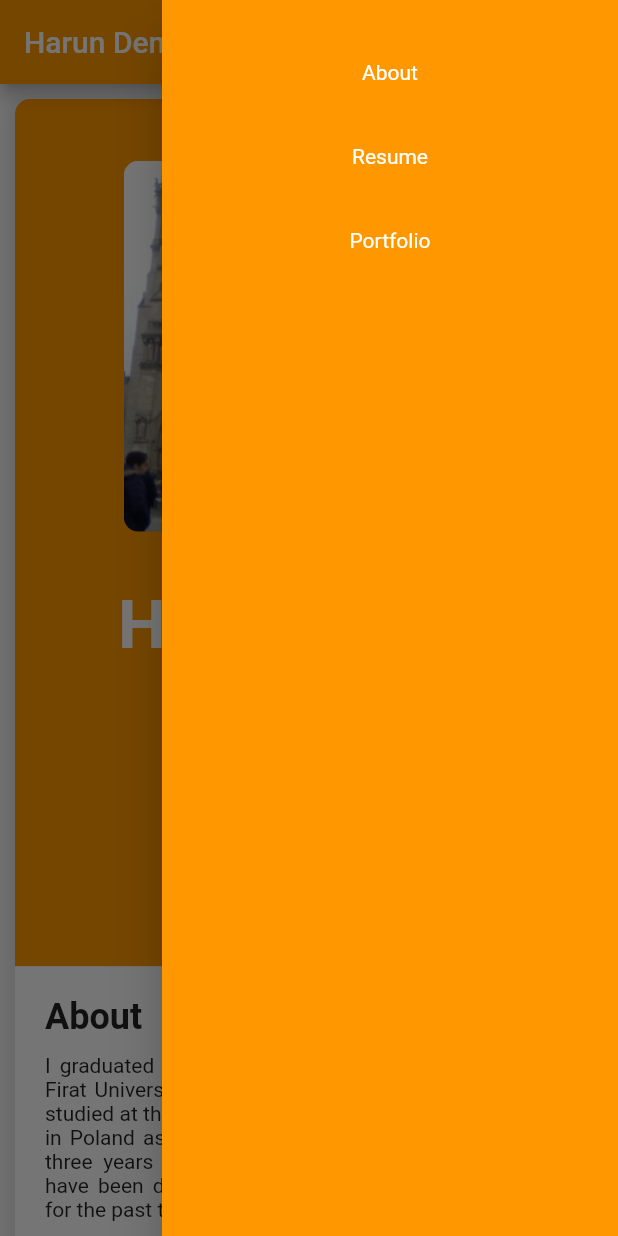
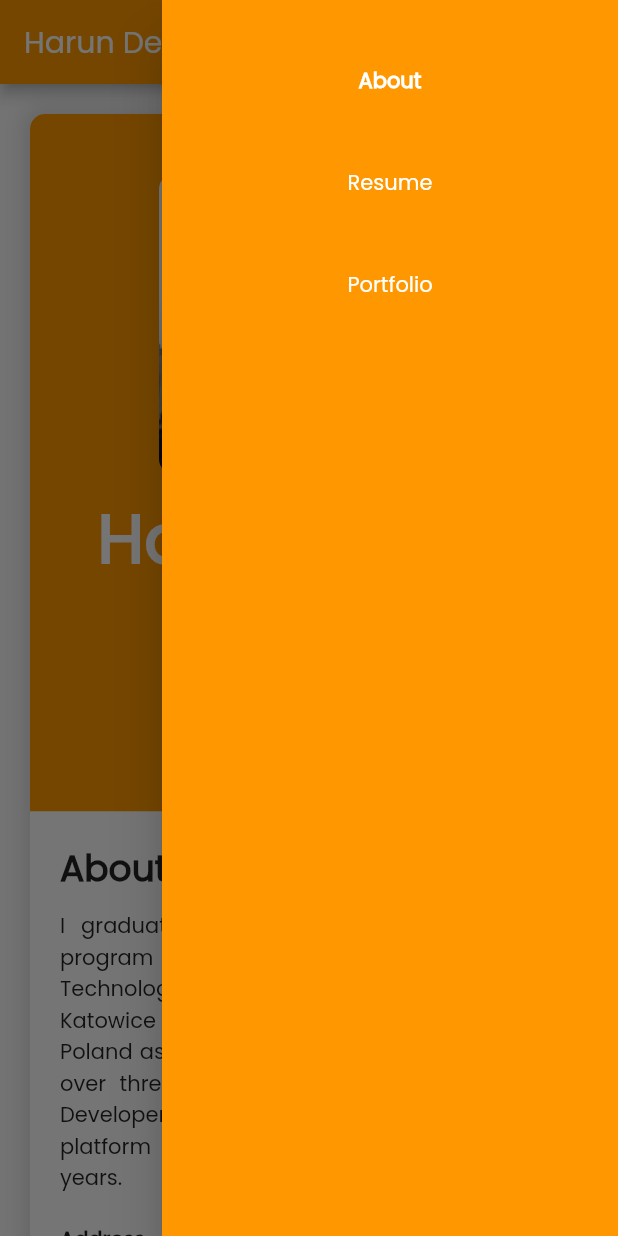
Before and after one commit to harundemir918/my_portfolio, a Flutter app: the screen it shows after launch, after a tap on the "menu" icon, on a phone screen of 412 x 824 dp. Run offline on Flutter 3.47's test engine with Material 2 defaults, Android fonts, the phone set to English and light mode, and no system bars; our stand-ins replace flutter_svg, responsive_framework.

Commit message:
responsive framework implemented, font added

```diff
--- a/lib/core/constants/constants.dart
+++ b/lib/core/constants/constants.dart
@@ -5,14 +5,37 @@ Date: 20.12.2022
 
 import 'package:flutter/material.dart';
 
+import '../models/contact_model.dart';
+
 const String appName = "Harun Demir";
+const String jobTitle = "Flutter Developer";
+const String jobDescription =
+    "I graduated from the Software Engineering program at Firat University's Faculty of Technology. In 2018-2019, I studied at the Katowice Information Technology Institute in Poland as part of the Erasmus program. I have over three years of experience as a Mobile Developer and have been developing cross-platform apps with Flutter for the past two years.";
+
+List<ContactModel> contactList = [
+  ContactModel(
+    icon: "assets/images/linkedin.svg",
+    url: "https://www.linkedin.com/in/harundemir918/",
+  ),
+  ContactModel(
+    icon: "assets/images/github.svg",
+    url: "https://github.com/harundemir918",
+  ),
+  ContactModel(
+    icon: "assets/images/stack_overflow.svg",
+    url: "https://stackoverflow.com/users/13064606/harundemir918",
+  ),
+];
 
 const Color kPrimaryColor = Colors.orange;
 const Color kWhiteColor = Colors.white;
 const Color kBlackColor = Colors.black;
 
-const int mobileMaxWidth = 340;
-const int mobileLargeMaxWidth = 768;
-const int tabletMaxWidth = 992;
+const double appMinWidth = 300;
+const double appMaxWidth = 1200;
+const double mobileLargeMinWidth = 340;
+const double tabletMinWidth = 768;
+const double desktopMinWidth = 992;
 
 const double kDefaultPadding = 10;
+const double kDefaultIconSize = 48;
--- /dev/null
+++ b/lib/core/data/page_list.dart
@@ -0,0 +1,27 @@
+/*
+Author: Harun Demir
+Date: 21.12.2022
+*/
+
+import '../../view/about/about_view.dart';
+import '../../view/portfolio/portfolio_view.dart';
+import '../../view/resume/resume_view.dart';
+import '../models/page_model.dart';
+
+List<PageModel> pageList = [
+  PageModel(
+    index: 0,
+    title: "About",
+    page: const AboutView(),
+  ),
+  PageModel(
+    index: 1,
+    title: "Resume",
+    page: const ResumeView(),
+  ),
+  PageModel(
+    index: 2,
+    title: "Portfolio",
+    page: const PortfolioView(),
+  ),
+];
--- /dev/null
+++ b/lib/core/models/contact_model.dart
@@ -0,0 +1,11 @@
+/*
+Author: Harun Demir
+Date: 21.12.2022
+*/
+
+class ContactModel {
+  final String icon;
+  final String url;
+
+  ContactModel({required this.icon, required this.url});
+}
--- /dev/null
+++ b/lib/core/models/page_model.dart
@@ -0,0 +1,14 @@
+/*
+Author: Harun Demir
+Date: 21.12.2022
+*/
+
+import 'package:flutter/material.dart';
+
+class PageModel {
+  final int index;
+  final String title;
+  final Widget page;
+
+  PageModel({required this.index, required this.title, required this.page});
+}
--- /dev/null
+++ b/lib/core/utils/app_scroll_behavior.dart
@@ -0,0 +1,17 @@
+/*
+Author: Harun Demir
+Date: 19.12.2022
+*/
+
+import 'dart:ui';
+
+import 'package:flutter/material.dart';
+
+class AppScrollBehavior extends MaterialScrollBehavior {
+  @override
+  Set<PointerDeviceKind> get dragDevices => {
+        PointerDeviceKind.touch,
+        PointerDeviceKind.mouse,
+        PointerDeviceKind.trackpad,
+      };
+}
--- a/lib/core/utils/size_utils.dart
+++ b/lib/core/utils/size_utils.dart
@@ -1,5 +1,4 @@
 import 'package:flutter/material.dart';
-import 'package:my_portfolio/core/constants/constants.dart';
 
 class SizeUtils {
   static double getWidth(BuildContext context) =>
@@ -13,13 +12,4 @@ class SizeUtils {
 
   static double getDynamicHeight(BuildContext context, double value) =>
       MediaQuery.of(context).size.height * value;
-
-  static bool isMobile(BuildContext context) =>
-      getWidth(context) < mobileMaxWidth;
-
-  static bool isTablet(BuildContext context) =>
-      getWidth(context) >= mobileMaxWidth && getWidth(context) < tabletMaxWidth;
-
-  static bool isDesktop(BuildContext context) =>
-      getWidth(context) >= tabletMaxWidth;
 }
--- /dev/null
+++ b/lib/core/utils/utils.dart
@@ -0,0 +1,16 @@
+/*
+Author: Harun Demir
+Date: 21.12.2022
+*/
+
+import 'package:url_launcher/url_launcher.dart';
+
+class Utils {
+  static void navigateToUrl(String url) async {
+    if (await canLaunchUrl(Uri.parse(url))) {
+      await launchUrl(Uri.parse(url));
+    } else {
+      throw Exception("Can't launch url: $url");
+    }
+  }
+}
--- a/lib/main.dart
+++ b/lib/main.dart
@@ -1,4 +1,5 @@
 import 'package:flutter/material.dart';
+import 'package:responsive_framework/responsive_framework.dart';
 
 import 'core/constants/constants.dart';
 import 'view/home/home_view.dart';
@@ -11,13 +12,25 @@ class MyApp extends StatelessWidget {
   @override
   Widget build(BuildContext context) {
     return MaterialApp(
+      builder: (context, child) => ResponsiveWrapper.builder(
+        child,
+        maxWidth: appMaxWidth,
+        minWidth: appMinWidth,
+        defaultScale: true,
+        breakpoints: const [
+          ResponsiveBreakpoint.resize(appMinWidth, name: MOBILE),
+          ResponsiveBreakpoint.resize(mobileLargeMinWidth, name: PHONE),
+          ResponsiveBreakpoint.resize(tabletMinWidth, name: TABLET),
+          ResponsiveBreakpoint.resize(desktopMinWidth, name: DESKTOP),
+        ],
+      ),
       title: appName,
       debugShowCheckedModeBanner: false,
       theme: ThemeData(
-        colorScheme: const ColorScheme.light().copyWith(
-          primary: kPrimaryColor,
-        ),
-      ),
+          colorScheme: const ColorScheme.light().copyWith(
+            primary: kPrimaryColor,
+          ),
+          fontFamily: "Poppins"),
       home: const HomeView(),
     );
   }
--- a/lib/view/about/about_view.dart
+++ b/lib/view/about/about_view.dart
@@ -5,83 +5,38 @@ Date: 20.12.2022
 
 import 'package:flutter/material.dart';
 import 'package:flutter_svg/flutter_svg.dart';
+import 'package:responsive_framework/responsive_framework.dart';
 
 import '../../core/constants/constants.dart';
-import '../../core/utils/size_utils.dart';
-import '../layout/responsive_layout.dart';
+import '../../core/utils/utils.dart';
+import '../widgets/portfolio_base_card.dart';
 
 class AboutView extends StatelessWidget {
   const AboutView({Key? key}) : super(key: key);
 
   @override
   Widget build(BuildContext context) {
-    return ResponsiveLayout(
-      mobile: _aboutCardMobile(context, height: 1.4),
-      mobileLarge: _aboutCardMobile(context, height: 1.3),
-      tablet: const SizedBox(
-          // height: SizeUtils.getDynamicHeight(context, 1.5),
-          // child: Container(
-          //   margin: const EdgeInsets.all(kDefaultPadding),
-          //   decoration: BoxDecoration(
-          //     borderRadius: BorderRadius.circular(kDefaultPadding),
-          //   ),
-          //   child: _aboutCardBody(context),
-          // ),
-          ),
-      desktop: const SizedBox(
-          // height: SizeUtils.getDynamicHeight(context, 1.5),
-          // child: Container(
-          //   margin: const EdgeInsets.all(kDefaultPadding),
-          //   decoration: BoxDecoration(
-          //     borderRadius: BorderRadius.circular(kDefaultPadding),
-          //   ),
-          //   child: _aboutCardBody(context),
-          // ),
-          ),
-    );
-  }
-
-  SizedBox _aboutCardMobile(BuildContext context, {double height = 1.6}) {
-    return SizedBox(
-      height: SizeUtils.getDynamicHeight(context, height),
-      child: Container(
-        margin: const EdgeInsets.all(kDefaultPadding),
-        decoration: BoxDecoration(
-          borderRadius: BorderRadius.circular(kDefaultPadding),
-          boxShadow: const [
-            BoxShadow(
-              color: Colors.black12,
-              blurRadius: 10,
-              spreadRadius: 5,
-              offset: Offset(1, 1),
-            ),
-          ],
-        ),
-        child: _aboutCardBody(context),
+    return SingleChildScrollView(
+      child: PortfolioBaseCard(
+        cardBody: _aboutCardBody(context),
       ),
     );
   }
 
-  Column _aboutCardBody(BuildContext context) {
-    return Column(
+  Wrap _aboutCardBody(BuildContext context) {
+    return Wrap(
       children: [
-        Expanded(
-          flex: SizeUtils.isMobile(context) ? 60 : 55,
-          child: _aboutCardTopSectionVertical(context),
-        ),
-        Expanded(
-          flex: SizeUtils.isMobile(context) ? 40 : 45,
-          child: _aboutCardBottomSectionVertical(context),
-        ),
+        _aboutCardTopSection(context),
+        _aboutCardBottomSection(context),
       ],
     );
   }
 
-  Container _aboutCardTopSectionVertical(BuildContext context) {
+  Container _aboutCardTopSection(BuildContext context) {
     return Container(
-      padding: EdgeInsets.symmetric(
-        horizontal: kDefaultPadding,
-        vertical: SizeUtils.getDynamicHeight(context, 0.05),
+      padding: const EdgeInsets.symmetric(
+        horizontal: kDefaultPadding * 2,
+        vertical: kDefaultPadding * 4,
       ),
       decoration: const BoxDecoration(
         color: kPrimaryColor,
@@ -89,25 +44,20 @@ class AboutView extends StatelessWidget {
           top: Radius.circular(kDefaultPadding),
         ),
       ),
-      child: Column(
-        mainAxisAlignment: MainAxisAlignment.spaceAround,
+      child: ResponsiveRowColumn(
+        rowMainAxisAlignment: MainAxisAlignment.spaceEvenly,
+        layout: ResponsiveWrapper.of(context).isSmallerThan(TABLET)
+            ? ResponsiveRowColumnType.COLUMN
+            : ResponsiveRowColumnType.ROW,
         children: [
-          _aboutCardImage(context),
-          const Spacer(),
-          Expanded(
-            flex: 6,
+          ResponsiveRowColumnItem(child: _aboutCardImage(context)),
+          ResponsiveRowColumnItem(
             child: Column(
               children: [
-                Expanded(
-                  flex: SizeUtils.isMobile(context) ? 2 : 1,
-                  child: _aboutCardTitle(context),
-                ),
-                Expanded(
-                  child: aboutCardDescription(context),
-                ),
-                Expanded(
-                  child: _aboutCardContactOptions(context),
-                ),
+                _aboutCardTitle(context),
+                _aboutCardDescription(context),
+                const SizedBox(height: kDefaultPadding * 2),
+                _aboutCardContactOptions(context),
               ],
             ),
           ),
@@ -121,18 +71,15 @@ class AboutView extends StatelessWidget {
       borderRadius: BorderRadius.circular(kDefaultPadding),
       child: Image.asset(
         "assets/images/profile.png",
-        width: SizeUtils.getDynamicWidth(context, 0.6),
+        width: ResponsiveWrapper.of(context).isSmallerThan(TABLET) ? 200 : 270,
         fit: BoxFit.fitWidth,
       ),
     );
   }
 
-  SizedBox _aboutCardTitle(BuildContext context) {
-    return SizedBox(
-      width: SizeUtils.getDynamicWidth(
-        context,
-        SizeUtils.isMobile(context) ? 0.8 : 0.9,
-      ),
+  Widget _aboutCardTitle(BuildContext context) {
+    return Padding(
+      padding: const EdgeInsets.symmetric(vertical: kDefaultPadding),
       child: Text(
         appName,
         style: Theme.of(context).textTheme.headline3?.copyWith(
@@ -145,10 +92,10 @@ class AboutView extends StatelessWidget {
     );
   }
 
-  Center aboutCardDescription(BuildContext context) {
+  Widget _aboutCardDescription(BuildContext context) {
     return Center(
       child: Text(
-        "Flutter Developer",
+        jobTitle,
         style: Theme.of(context).textTheme.headline6?.copyWith(
               color: kWhiteColor,
               fontWeight: FontWeight.w400,
@@ -157,41 +104,38 @@ class AboutView extends StatelessWidget {
     );
   }
 
-  Container _aboutCardContactOptions(BuildContext context) {
-    return Container(
-      padding: EdgeInsets.symmetric(
-        horizontal: SizeUtils.getDynamicWidth(context, 0.2),
-      ),
-      child: Row(
-        mainAxisAlignment: MainAxisAlignment.start,
-        children: [
-          Expanded(
-            child: _aboutCardContactItem("assets/images/linkedin.svg"),
+  Widget _aboutCardContactOptions(BuildContext context) {
+    return Row(
+      mainAxisAlignment: MainAxisAlignment.center,
+      children: contactList
+          .map((contact) => _aboutCardContactItem(
+                icon: contact.icon,
+                url: contact.url,
+              ))
+          .toList(),
+    );
+  }
+
+  Widget _aboutCardContactItem({required String icon, required String url}) {
+    return SizedBox(
+      width: kDefaultIconSize,
+      height: kDefaultIconSize,
+      child: IconButton(
+        onPressed: () => Utils.navigateToUrl(url),
+        icon: CircleAvatar(
+          backgroundColor: kWhiteColor,
+          child: SvgPicture.asset(
+            icon,
+            width: kDefaultIconSize / 2,
+            height: kDefaultIconSize / 2,
+            fit: BoxFit.fitWidth,
           ),
-          Expanded(
-            child: _aboutCardContactItem("assets/images/github.svg"),
-          ),
-          Expanded(
-            child: _aboutCardContactItem("assets/images/stack_overflow.svg"),
-          ),
-        ],
+        ),
       ),
     );
   }
 
-  CircleAvatar _aboutCardContactItem(String icon) {
-    return CircleAvatar(
-      backgroundColor: kWhiteColor,
-      child: SvgPicture.asset(
-        icon,
-        width: 24,
-        height: 24,
-        fit: BoxFit.fitWidth,
-      ),
-    );
-  }
-
-  Container _aboutCardBottomSectionVertical(BuildContext context) {
+  Container _aboutCardBottomSection(BuildContext context) {
     return Container(
       padding: const EdgeInsets.all(kDefaultPadding * 2),
       decoration: const BoxDecoration(
@@ -200,33 +144,51 @@ class AboutView extends StatelessWidget {
           bottom: Radius.circular(kDefaultPadding),
         ),
       ),
-      child: Column(
-        crossAxisAlignment: CrossAxisAlignment.start,
+      child: ResponsiveRowColumn(
+        rowMainAxisAlignment: MainAxisAlignment.spaceEvenly,
+        layout: ResponsiveWrapper.of(context).isSmallerThan(TABLET)
+            ? ResponsiveRowColumnType.COLUMN
+            : ResponsiveRowColumnType.ROW,
+        columnMainAxisSize: MainAxisSize.min,
         children: [
-          _aboutCardInfoTitle(context),
-          _aboutCardInfoSummary(),
-          _aboutCardBottomInfoRow(
-            context,
-            title: "Address",
-            description: "Istanbul, Turkiye",
+          ResponsiveRowColumnItem(
+            rowFlex: 4,
+            columnFlex: 1,
+            child: _aboutCardInfoTop(context),
           ),
-          _aboutCardBottomInfoRow(
-            context,
-            title: "Job Status",
-            description: "Fulltime Developer",
+          ResponsiveRowColumnItem(
+            rowFlex: 1,
+            columnFlex: 1,
+            child: SizedBox.shrink(),
+          ),
+          ResponsiveRowColumnItem(
+            rowFlex: 4,
+            columnFlex: 1,
+            child: _aboutCardInfoBottom(context),
           ),
         ],
       ),
     );
   }
 
-  Text _aboutCardInfoTitle(BuildContext context) {
+  Widget _aboutCardInfoTop(BuildContext context) {
+    return Column(
+      crossAxisAlignment: CrossAxisAlignment.start,
+      children: [
+        _aboutCardInfoTitle(context),
+        _aboutCardInfoSummary(),
+      ],
+    );
+  }
+
+  Widget _aboutCardInfoTitle(BuildContext context) {
     return Text(
       "About",
       style: Theme.of(context)
           .textTheme
           .headline5
           ?.copyWith(fontWeight: FontWeight.bold),
+      overflow: TextOverflow.ellipsis,
     );
   }
 
@@ -234,9 +196,26 @@ class AboutView extends StatelessWidget {
     return const Padding(
       padding: EdgeInsets.symmetric(vertical: kDefaultPadding),
       child: Text(
-        "I graduated from the Software Engineering program at Firat University's Faculty of Technology. In 2018-2019, I studied at the Katowice Information Technology Institute in Poland as part of the Erasmus program. I have over three years of experience as a Mobile Developer and have been developing cross-platform apps with Flutter for the past two years.",
+        jobDescription,
         textAlign: TextAlign.justify,
       ),
+    );
+  }
+
+  Widget _aboutCardInfoBottom(BuildContext context) {
+    return Column(
+      children: [
+        _aboutCardBottomInfoRow(
+          context,
+          title: "Address",
+          description: "Istanbul, Turkiye",
+        ),
+        _aboutCardBottomInfoRow(
+          context,
+          title: "Job Status",
+          description: "Fulltime Developer",
+        ),
+      ],
     );
   }
 
@@ -248,16 +227,20 @@ class AboutView extends StatelessWidget {
     return Padding(
       padding: const EdgeInsets.symmetric(vertical: kDefaultPadding),
       child: Row(
+        mainAxisAlignment: MainAxisAlignment.spaceBetween,
         children: [
           Expanded(
             child: Text(
               title,
-              style: Theme.of(context).textTheme.bodyText1,
+              style: Theme.of(context)
+                  .textTheme
+                  .bodyText1
+                  ?.copyWith(fontWeight: FontWeight.bold),
             ),
           ),
           Expanded(
-            child: Text(description),
-          ),
+              flex: ResponsiveWrapper.of(context).isSmallerThan(TABLET) ? 2 : 3,
+              child: Text(description)),
         ],
       ),
     );
--- a/lib/view/home/home_view.dart
+++ b/lib/view/home/home_view.dart
@@ -1,7 +1,8 @@
 import 'package:flutter/material.dart';
+import 'package:my_portfolio/core/utils/app_scroll_behavior.dart';
+import 'package:responsive_framework/responsive_framework.dart';
 
-import '../../core/utils/size_utils.dart';
-import '../about/about_view.dart';
+import '../../core/data/page_list.dart';
 import '../widgets/drawer_widget.dart';
 import '../widgets/responsive_app_bar.dart';
 
@@ -13,18 +14,30 @@ class HomeView extends StatefulWidget {
 }
 
 class _HomeViewState extends State<HomeView> {
+  int _pageIndex = 0;
+
+  void _changePage(int index) {
+    _pageIndex = index;
+    setState(() {});
+  }
+
   @override
   Widget build(BuildContext context) {
     return Scaffold(
-      appBar: const ResponsiveAppBar(),
-      endDrawer: !SizeUtils.isDesktop(context) ? const DrawerWidget() : null,
+      appBar: ResponsiveAppBar(pageIndex: _pageIndex),
+      endDrawer: !ResponsiveWrapper.of(context).isDesktop
+          ? DrawerWidget(pageIndex: _pageIndex)
+          : null,
       body: _homeBody(),
     );
   }
 
-  SingleChildScrollView _homeBody() {
-    return const SingleChildScrollView(
-      child: AboutView(),
+  Widget _homeBody() {
+    return PageView.builder(
+      scrollBehavior: AppScrollBehavior(),
+      itemCount: pageList.length,
+      itemBuilder: (context, index) => pageList[index].page,
+      onPageChanged: (index) => _changePage(index),
     );
   }
 }
--- a/lib/view/layout/responsive_layout.dart
+++ /dev/null
@@ -1,40 +0,0 @@
-/*
-Author: Harun Demir
-Date: 20.12.2022
-*/
-
-import 'package:flutter/material.dart';
-
-import '../../core/constants/constants.dart';
-
-class ResponsiveLayout extends StatelessWidget {
-  final Widget mobile;
-  final Widget mobileLarge;
-  final Widget tablet;
-  final Widget desktop;
-
-  const ResponsiveLayout({
-    Key? key,
-    required this.mobile,
-    required this.mobileLarge,
-    required this.tablet,
-    required this.desktop,
-  }) : super(key: key);
-
-  @override
-  Widget build(BuildContext context) {
-    return LayoutBuilder(
-      builder: (context, constraints) {
-        if (constraints.maxWidth >= tabletMaxWidth) {
-          return desktop;
-        } else if (constraints.maxWidth >= mobileLargeMaxWidth) {
-          return tablet;
-        } else if (constraints.maxWidth >= mobileMaxWidth) {
-          return mobileLarge;
-        } else {
-          return mobile;
-        }
-      },
-    );
-  }
-}
--- /dev/null
+++ b/lib/view/portfolio/portfolio_view.dart
@@ -0,0 +1,16 @@
+import 'package:flutter/material.dart';
+
+import '../widgets/portfolio_base_card.dart';
+
+class PortfolioView extends StatelessWidget {
+  const PortfolioView({Key? key}) : super(key: key);
+
+  @override
+  Widget build(BuildContext context) {
+    return const SingleChildScrollView(
+      child: PortfolioBaseCard(
+        cardBody: Center(child: Text("Portfolio")),
+      ),
+    );
+  }
+}
--- /dev/null
+++ b/lib/view/resume/resume_view.dart
@@ -0,0 +1,16 @@
+import 'package:flutter/material.dart';
+
+import '../widgets/portfolio_base_card.dart';
+
+class ResumeView extends StatelessWidget {
+  const ResumeView({Key? key}) : super(key: key);
+
+  @override
+  Widget build(BuildContext context) {
+    return const SingleChildScrollView(
+      child: PortfolioBaseCard(
+        cardBody: Center(child: Text("Resume")),
+      ),
+    );
+  }
+}
--- a/lib/view/widgets/drawer_widget.dart
+++ b/lib/view/widgets/drawer_widget.dart
@@ -4,10 +4,14 @@ Date: 20.12.2022
 */
 
 import 'package:flutter/material.dart';
-import 'package:my_portfolio/core/constants/constants.dart';
+import 'package:my_portfolio/core/data/page_list.dart';
+
+import '../../core/constants/constants.dart';
 
 class DrawerWidget extends StatelessWidget {
-  const DrawerWidget({super.key});
+  final int pageIndex;
+
+  const DrawerWidget({super.key, required this.pageIndex});
 
   @override
   Widget build(BuildContext context) {
@@ -16,23 +20,36 @@ class DrawerWidget extends StatelessWidget {
       child: Padding(
         padding: const EdgeInsets.all(kDefaultPadding * 2),
         child: Column(
-          children: [
-            _drawerItem("About"),
-            _drawerItem("Resume"),
-            _drawerItem("Portfolio"),
-          ],
+          children: pageList
+              .map(
+                (item) => _appBarActionsItem(
+                  context,
+                  index: item.index,
+                  title: item.title,
+                ),
+              )
+              .toList(),
         ),
       ),
     );
   }
 
-  Padding _drawerItem(String title) {
+  Widget _appBarActionsItem(
+    BuildContext context, {
+    required int index,
+    required String title,
+  }) {
     return Padding(
-      padding: const EdgeInsets.symmetric(vertical: kDefaultPadding * 2),
-      child: Text(
-        title,
-        style: const TextStyle(
-          color: kWhiteColor,
+      padding: const EdgeInsets.symmetric(vertical: kDefaultPadding),
+      child: TextButton(
+        onPressed: () {},
+        child: Text(
+          title,
+          style: Theme.of(context).textTheme.bodyText1?.copyWith(
+                color: kWhiteColor,
+                fontWeight:
+                    pageIndex == index ? FontWeight.bold : FontWeight.w400,
+              ),
         ),
       ),
     );
--- /dev/null
+++ b/lib/view/widgets/portfolio_base_card.dart
@@ -0,0 +1,37 @@
+import 'package:flutter/material.dart';
+
+import '../../core/constants/constants.dart';
+
+class PortfolioBaseCard extends StatelessWidget {
+  final Widget cardBody;
+  const PortfolioBaseCard({
+    Key? key,
+    required this.cardBody,
+  }) : super(key: key);
+
+  @override
+  Widget build(BuildContext context) {
+    return _baseCard(context);
+  }
+
+  SizedBox _baseCard(BuildContext context) {
+    return SizedBox(
+      child: Container(
+        margin: const EdgeInsets.all(kDefaultPadding * 2),
+        decoration: BoxDecoration(
+          color: kWhiteColor,
+          borderRadius: BorderRadius.circular(kDefaultPadding),
+          boxShadow: const [
+            BoxShadow(
+              color: Colors.black12,
+              blurRadius: 10,
+              spreadRadius: 5,
+              offset: Offset(1, 1),
+            ),
+          ],
+        ),
+        child: cardBody,
+      ),
+    );
+  }
+}
--- a/lib/view/widgets/responsive_app_bar.dart
+++ b/lib/view/widgets/responsive_app_bar.dart
@@ -1,10 +1,16 @@
 import 'package:flutter/material.dart';
+import 'package:responsive_framework/responsive_framework.dart';
 
 import '../../core/constants/constants.dart';
-import '../../core/utils/size_utils.dart';
+import '../../core/data/page_list.dart';
 
 class ResponsiveAppBar extends StatefulWidget implements PreferredSizeWidget {
-  const ResponsiveAppBar({Key? key}) : super(key: key);
+  final int pageIndex;
+
+  const ResponsiveAppBar({
+    Key? key,
+    required this.pageIndex,
+  }) : super(key: key);
 
   @override
   State<ResponsiveAppBar> createState() => _ResponsiveAppBarState();
@@ -16,7 +22,9 @@ class ResponsiveAppBar extends StatefulWidget implements PreferredSizeWidget {
 class _ResponsiveAppBarState extends State<ResponsiveAppBar> {
   @override
   Widget build(BuildContext context) {
-    return SizeUtils.isDesktop(context) ? desktopAppBar() : mobileAppBar();
+    return ResponsiveWrapper.of(context).isDesktop
+        ? desktopAppBar()
+        : mobileAppBar();
   }
 
   Widget mobileAppBar() {
@@ -43,20 +51,41 @@ class _ResponsiveAppBarState extends State<ResponsiveAppBar> {
 
   Widget desktopAppBar() {
     return AppBar(
-      title: const Text(appName),
-      actions: [
-        _appBarActionsItem("About"),
-        _appBarActionsItem("Resume"),
-        _appBarActionsItem("Portfolio"),
-      ],
+      title: Text(
+        appName,
+        style: Theme.of(context)
+            .textTheme
+            .headline6
+            ?.copyWith(color: kPrimaryColor),
+      ),
+      backgroundColor: Colors.transparent,
+      elevation: 0,
+      actions: pageList
+          .map(
+            (item) => _appBarActionsItem(
+              index: item.index,
+              title: item.title,
+            ),
+          )
+          .toList(),
     );
   }
 
-  Center _appBarActionsItem(String title) {
+  Center _appBarActionsItem({required int index, required String title}) {
     return Center(
       child: Padding(
-        padding: const EdgeInsets.symmetric(horizontal: kDefaultPadding * 2),
-        child: Text(title),
+        padding: const EdgeInsets.symmetric(horizontal: kDefaultPadding),
+        child: TextButton(
+          onPressed: () {},
+          child: Text(
+            title,
+            style: Theme.of(context).textTheme.bodyText1?.copyWith(
+                  color:
+                      widget.pageIndex == index ? kPrimaryColor : kBlackColor,
+                  fontWeight: FontWeight.w400,
+                ),
+          ),
+        ),
       ),
     );
   }
```
Also changed, not shown: pubspec.yaml (+7 -12 lines), assets/fonts/Gugi-Regular.ttf (added), assets/fonts/Poppins-Regular.ttf (added), pubspec.lock.
